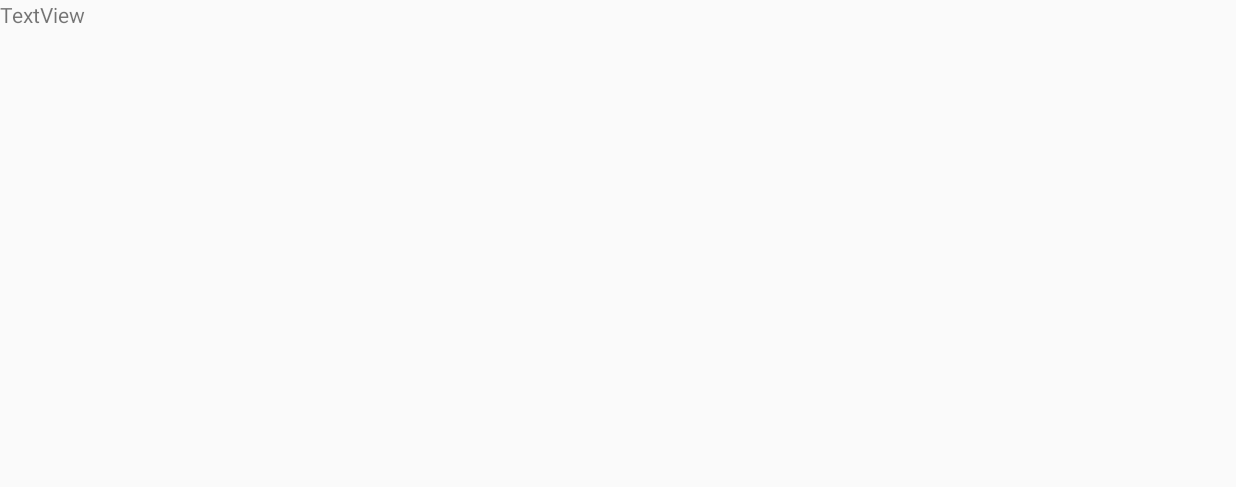
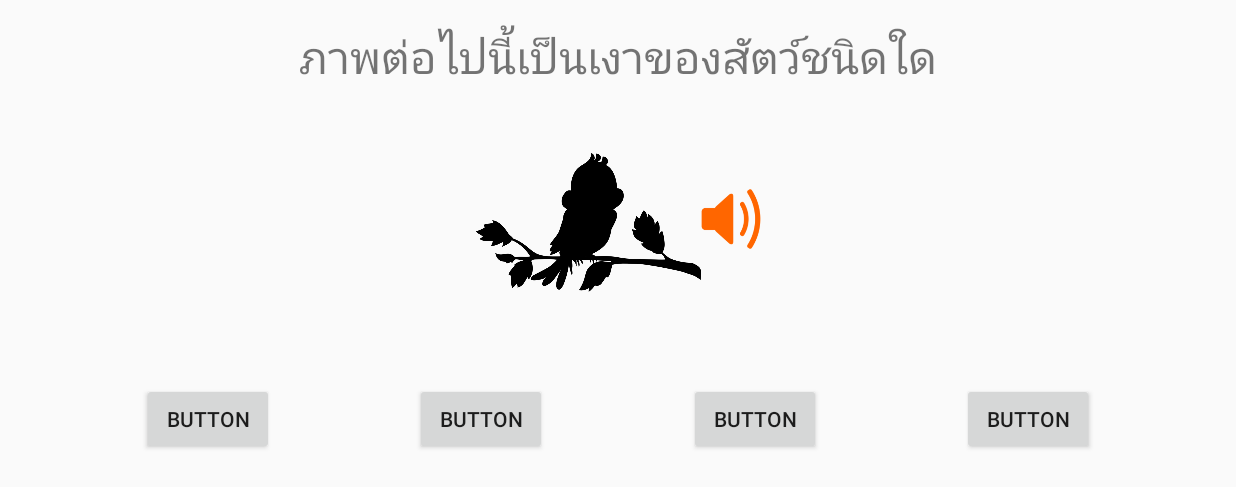
Before and after one commit to kamonlphop/AnimalForFun, an Android app: the screen it shows after launch (Game), on a phone screen of 824 x 412 dp (held sideways). Before the commit the part shown is almost empty. Shown: the top 487 px of the screen. Run offline under Robolectric (Android 15) with nearby library versions, the phone set to English and light mode, and no system bars.

Commit message:
Design Gmae UI Complete

```diff
--- a/app/src/main/res/layout/activity_game.xml
+++ b/app/src/main/res/layout/activity_game.xml
@@ -11,5 +11,75 @@
         android:id="@+id/textView"
         android:layout_width="wrap_content"
         android:layout_height="wrap_content"
-        android:text="TextView" />
+        android:layout_marginTop="@dimen/my_magin"
+        android:text="@string/question"
+        android:textSize="@dimen/h1"
+        app:layout_constraintLeft_toLeftOf="parent"
+        app:layout_constraintRight_toRightOf="parent"
+        app:layout_constraintTop_toTopOf="parent" />
+
+    <ImageView
+        android:id="@+id/imvOuestion"
+        android:layout_width="150dp"
+        android:layout_height="150dp"
+        android:layout_marginTop="@dimen/my_magin"
+        app:layout_constraintHorizontal_chainStyle="packed"
+        app:layout_constraintLeft_toLeftOf="parent"
+        app:layout_constraintRight_toLeftOf="@+id/imbVolumn"
+        app:layout_constraintTop_toBottomOf="@+id/textView"
+        app:srcCompat="@drawable/bird_02" />
+
+    <ImageButton
+        android:id="@+id/imbVolumn"
+        android:layout_width="40dp"
+        android:layout_height="40dp"
+        android:background="@null"
+        android:onClick="playSound"
+        android:scaleType="fitCenter"
+        app:srcCompat="@drawable/volume"
+        app:layout_constraintRight_toRightOf="parent"
+        android:layout_marginTop="68dp"
+        app:layout_constraintTop_toBottomOf="@+id/textView"
+        app:layout_constraintLeft_toRightOf="@+id/imvOuestion" />
+
+    <Button
+        android:id="@+id/btn1"
+        android:layout_width="wrap_content"
+        android:layout_height="wrap_content"
+        android:onClick="chioiceAns"
+        android:text="Button"
+        app:layout_constraintLeft_toRightOf="@+id/btn3"
+        app:layout_constraintRight_toRightOf="parent"
+        app:layout_constraintTop_toTopOf="@+id/btn3" />
+
+    <Button
+        android:id="@+id/btn2"
+        android:layout_width="wrap_content"
+        android:layout_height="wrap_content"
+        android:onClick="chioiceAns"
+        android:text="Button"
+        app:layout_constraintLeft_toRightOf="@+id/btn4"
+        app:layout_constraintRight_toLeftOf="@+id/btn3"
+        app:layout_constraintTop_toTopOf="@+id/btn4" />
+
+    <Button
+        android:id="@+id/btn3"
+        android:layout_width="wrap_content"
+        android:layout_height="wrap_content"
+        android:onClick="chioiceAns"
+        android:text="Button"
+        app:layout_constraintLeft_toRightOf="@+id/btn2"
+        app:layout_constraintRight_toLeftOf="@+id/btn1"
+        app:layout_constraintTop_toTopOf="@+id/btn2" />
+
+    <Button
+        android:id="@+id/btn4"
+        android:layout_width="wrap_content"
+        android:layout_height="wrap_content"
+        android:layout_marginTop="32dp"
+        android:onClick="chioiceAns"
+        android:text="Button"
+        app:layout_constraintLeft_toLeftOf="parent"
+        app:layout_constraintRight_toLeftOf="@+id/btn2"
+        app:layout_constraintTop_toBottomOf="@+id/imvOuestion" />
 </android.support.constraint.ConstraintLayout>
```
